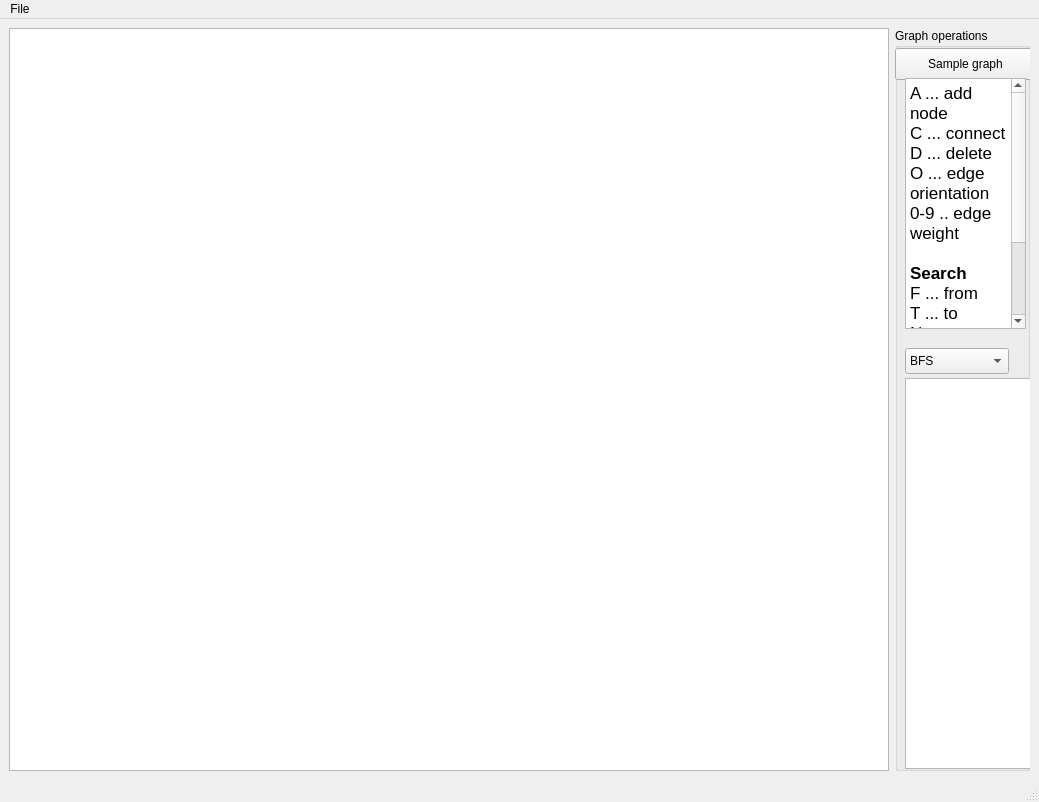
Old version of the form mainwindow.ui in the repository darthdeus/graphite-gui.
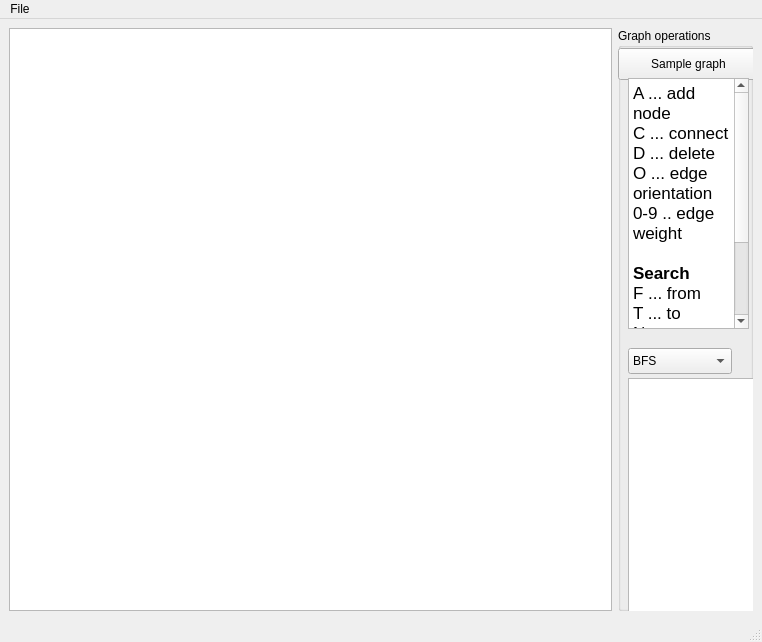
New version of the form.

Patch:
```diff
--- a/mainwindow.ui
+++ b/mainwindow.ui
@@ -6,8 +6,8 @@
    <rect>
     <x>0</x>
     <y>0</y>
-    <width>1039</width>
-    <height>802</height>
+    <width>762</width>
+    <height>642</height>
    </rect>
   </property>
   <property name="windowTitle">
@@ -123,7 +123,7 @@
     <rect>
      <x>0</x>
      <y>0</y>
-     <width>1039</width>
+     <width>762</width>
      <height>22</height>
     </rect>
    </property>
```
Left out of the diff: 2 changed lines with no effect on the pictures.
